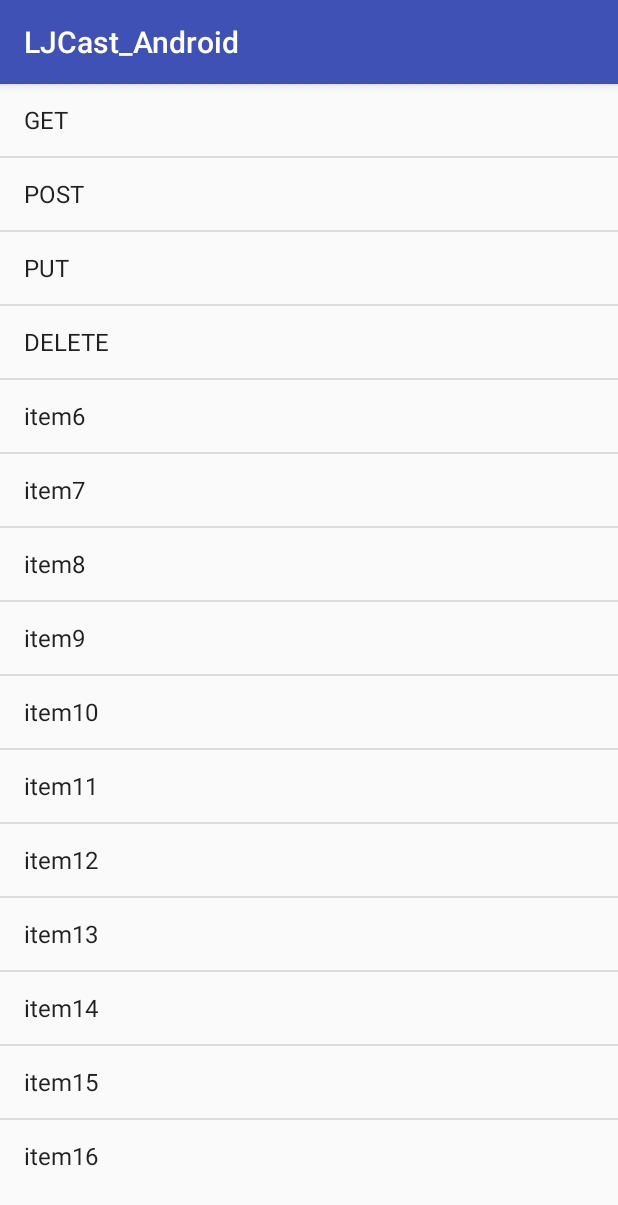
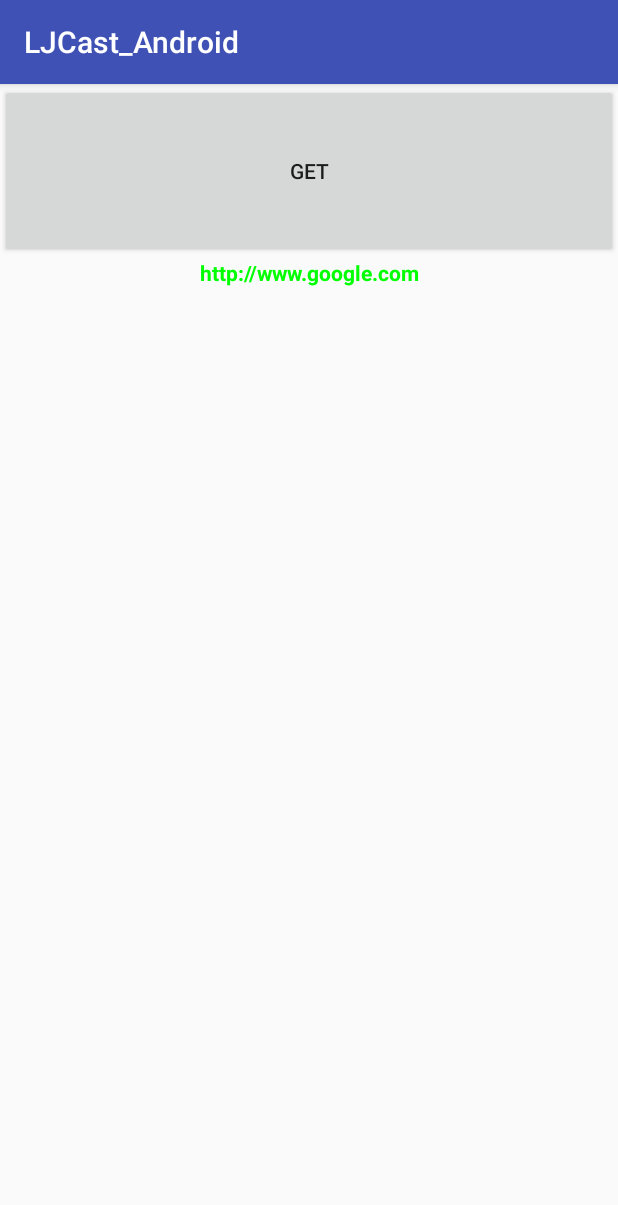
Before and after one commit to slee8789/LJCast_Android, an Android app: the screen it shows after launch (MainActivity before the commit, GETActivity after it), after a tap on "GET", on a phone screen of 412 x 824 dp. Shown: the top 1205 px of the screen. Run offline under Robolectric (Android 15) with nearby library versions, the phone set to English and light mode, and no system bars; our stand-ins replace Picasso.

Commit message:
Just try One more practice for moving to another activity with intent and attached listener for this.

```diff
--- a/app/src/main/AndroidManifest.xml
+++ b/app/src/main/AndroidManifest.xml
@@ -21,7 +21,6 @@
         <activity android:name=".POSTActivity" />
         <activity android:name=".GETActivity" />
         <activity android:name=".PUTActivity" />
-
     </application>
 
     <uses-permission android:name="android.permission.WRITE_EXTERNAL_STORAGE" />
--- a/app/src/main/java/android/boraseoksoon/com/ljcast_android/GETActivity.java
+++ b/app/src/main/java/android/boraseoksoon/com/ljcast_android/GETActivity.java
@@ -2,6 +2,8 @@ package android.boraseoksoon.com.ljcast_android;
 
 import android.os.Bundle;
 import android.support.v7.app.AppCompatActivity;
+import android.view.View;
+import android.widget.TextView;
 
 /**
  * Created by seoksoonjang on 2/29/16.
@@ -11,5 +13,32 @@ public class GETActivity extends AppCompatActivity{
     protected void onCreate(Bundle savedInstanceState) {
         super.onCreate(savedInstanceState);
         setContentView(R.layout.get_activity);
+
+        TextView tv = (TextView)findViewById(R.id.getTextView);
+        tv.setOnClickListener(new View.OnClickListener() {
+            @Override
+            public void onClick(View v) {
+
+                // HTTP GET AGAIN USING LIBRARY THROUGH GRABLE.
+                /*
+                try
+                {
+                    HttpClient client = new DefaultHttpClient();
+                    String getURL = "http://www.google.com";
+                    HttpGet get = new HttpGet(getURL);
+                    HttpResponse responseGet = client.execute(get);
+                    HttpEntity resEntityGet = responseGet.getEntity();
+                    if (resEntityGet != null) {
+                        // 결과를 처리합니다.
+                        Log.i("RESPONSE", EntityUtils.toString(resEntityGet));
+                    }
+                } catch (Exception e) { e.printStackTrace(); }
+                */
+            }
+        });
+
+
+
+
     }
 }
--- a/app/src/main/java/android/boraseoksoon/com/ljcast_android/MainActivity.java
+++ b/app/src/main/java/android/boraseoksoon/com/ljcast_android/MainActivity.java
@@ -93,7 +93,9 @@ public class MainActivity extends AppCompatActivity {
                 // just test
                 // GET
                 if(id == 0){
-                    MainActivity.this.GET();
+                    // MainActivity.this.GET();
+                    Intent instantIntent = new Intent(MainActivity.this, GETActivity.class);
+                    startActivity(instantIntent);
                 }
                 // startActivity(new Intent(MainActivity.this, ThirdActivity.class));
                 // POST
--- a/app/src/main/java/android/boraseoksoon/com/ljcast_android/POSTActivity.java
+++ b/app/src/main/java/android/boraseoksoon/com/ljcast_android/POSTActivity.java
@@ -57,9 +57,6 @@ public class POSTActivity extends AppCompatActivity{
             }
         });
     }
-
-
-
 
     public int uploadFile(String sourceFileUri) {
         String upLoadServerUri = "http://10.0.3.2:52273/";
--- a/app/src/main/res/layout/get_activity.xml
+++ b/app/src/main/res/layout/get_activity.xml
@@ -1,6 +1,32 @@
 <?xml version="1.0" encoding="utf-8"?>
 <LinearLayout xmlns:android="http://schemas.android.com/apk/res/android"
     android:orientation="vertical" android:layout_width="match_parent"
-    android:layout_height="match_parent">
+    android:layout_height="match_parent"
+    android:weightSum="1.0">
+
+    <Button android:layout_width="fill_parent"
+        android:layout_height="wrap_content"
+        android:text="GET"
+        android:id="@+id/but"
+        android:layout_weight="0.1"
+         />
+    <TextView android:layout_width="fill_parent"
+        android:layout_height="wrap_content"
+        android:text="http://www.google.com"
+        android:id="@+id/tv"
+        android:textColor="#00FF00"
+        android:textStyle="bold"
+        android:textAlignment="center"
+        android:layout_weight="0.1"
+        />
+    <TextView android:layout_width="fill_parent"
+        android:layout_height="wrap_content"
+        android:id="@+id/getTextView"
+        android:textColor="#00FF00"
+        android:textStyle="bold"
+        android:textAlignment="center"
+        android:layout_weight="0.8"
+        />
+
 
 </LinearLayout>
```
